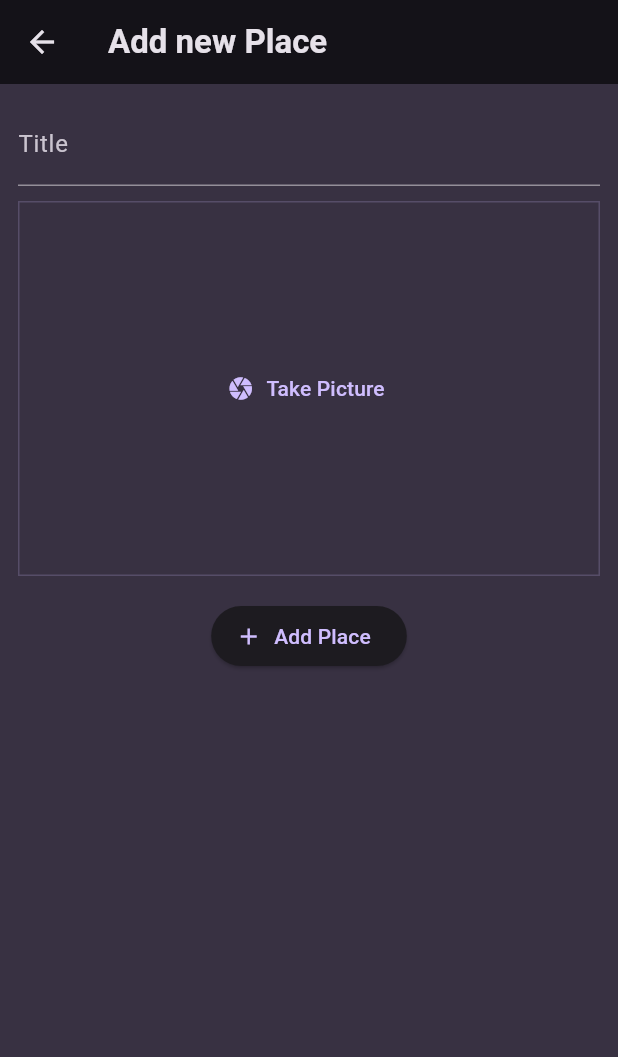
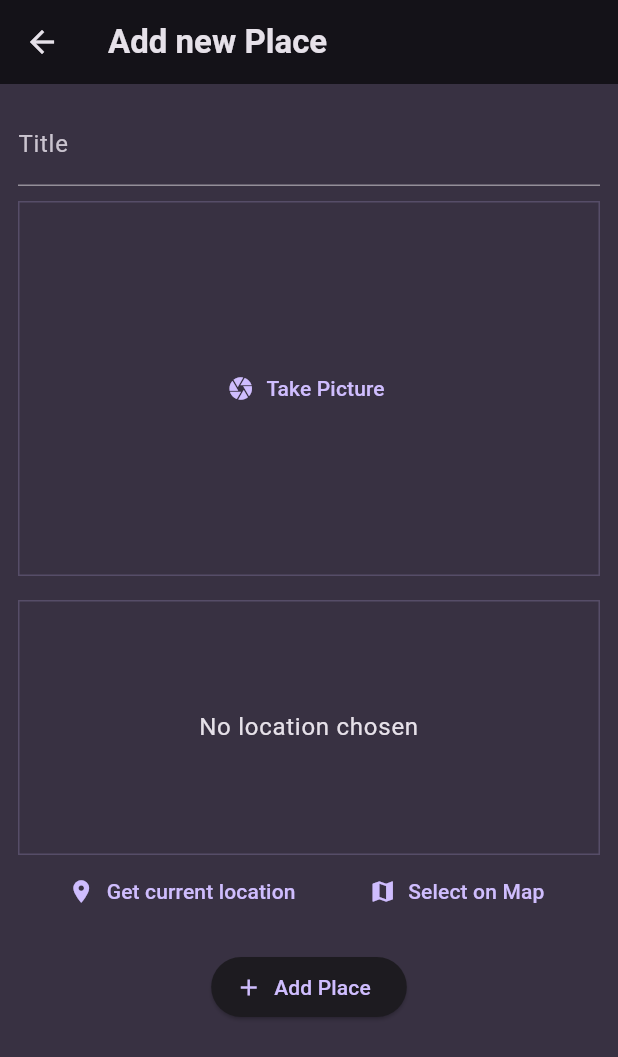
Before and after one commit to timoshevichaleks/favorite_places, a Flutter app: the screen it shows after launch, after a tap on the "add" icon, on a phone screen of 412 x 824 dp. Shown: the top 1057 px of the screen. Run offline on Flutter 3.47's test engine with Material 3 defaults, Android fonts, the phone set to English and light mode, and no system bars; our stand-ins replace flutter_riverpod, google_fonts, image_picker, location; network calls fail.

Commit message:
Added places.

```diff
--- a/lib/creens/add_place.dart
+++ b/lib/creens/add_place.dart
@@ -1,6 +1,8 @@
 import 'dart:io';
 
+import 'package:favorite_places/model/place.dart';
 import 'package:favorite_places/providers/user_places.dart';
+import 'package:favorite_places/widgets/location_input.dart';
 import 'package:flutter/material.dart';
 import 'package:flutter_riverpod/flutter_riverpod.dart';
 
@@ -18,6 +20,7 @@ class AddPlaceScreen extends ConsumerStatefulWidget {
 class _AddPlaceScreenState extends ConsumerState<AddPlaceScreen> {
   final TextEditingController _titleController = TextEditingController();
   late final File _selectedImage;
+  PlaceLocation? _selectedLocation;
 
   @override
   void dispose() {
@@ -28,13 +31,14 @@ class _AddPlaceScreenState extends ConsumerState<AddPlaceScreen> {
   void _savePlace() {
     final String enteredText = _titleController.text;
 
-    if (enteredText.isEmpty) {
+    if (enteredText.isEmpty || _selectedLocation == null) {
       return;
     }
 
     ref.read(userPlacesProvider.notifier).addPlace(
           enteredText,
           _selectedImage,
+          _selectedLocation!,
         );
     Navigator.of(context).pop();
   }
@@ -65,6 +69,10 @@ class _AddPlaceScreenState extends ConsumerState<AddPlaceScreen> {
               onPickImage: _onPickImage,
             ),
             const SizedBox(height: 16),
+            LocationInput(onSelectLocation: (PlaceLocation location) {
+              _selectedLocation = location;
+            }),
+            const SizedBox(height: 16),
             ElevatedButton.icon(
               onPressed: _savePlace,
               icon: const Icon(Icons.add),
--- a/lib/creens/places.dart
+++ b/lib/creens/places.dart
@@ -25,8 +25,11 @@ class PlacesScreen extends ConsumerWidget {
               icon: const Icon(Icons.add)),
         ],
       ),
-      body: PlacesList(
-        places: userPlaces,
+      body: Padding(
+        padding: const EdgeInsets.all(8.0),
+        child: PlacesList(
+          places: userPlaces,
+        ),
       ),
     );
   }
--- a/lib/model/place.dart
+++ b/lib/model/place.dart
@@ -4,10 +4,27 @@ import 'package:uuid/uuid.dart';
 
 const uuid = Uuid();
 
+class PlaceLocation {
+  final double latitude;
+  final double longitude;
+  final String address;
+
+  PlaceLocation({
+    required this.longitude,
+    required this.latitude,
+    required this.address,
+  });
+}
+
 class Place {
   final String id;
   final String title;
   final File image;
+  final PlaceLocation location;
 
-  Place({required this.title, required this.image}) : id = uuid.v4();
+  Place({
+    required this.title,
+    required this.image,
+    required this.location,
+  }) : id = uuid.v4();
 }
--- a/lib/providers/user_places.dart
+++ b/lib/providers/user_places.dart
@@ -6,8 +6,8 @@ import 'package:flutter_riverpod/flutter_riverpod.dart';
 class UserPlacesNotifier extends StateNotifier<List<Place>> {
   UserPlacesNotifier() : super(const []);
 
-  void addPlace(String title, File file) {
-    final newPlace = Place(title: title, image: file);
+  void addPlace(String title, File file, PlaceLocation location) {
+    final newPlace = Place(title: title, image: file, location: location);
     state = [...state, newPlace];
   }
 }
--- /dev/null
+++ b/lib/widgets/location_input.dart
@@ -0,0 +1,135 @@
+import 'dart:convert';
+
+import 'package:favorite_places/model/place.dart';
+import 'package:flutter/material.dart';
+import 'package:http/http.dart' as http;
+import 'package:location/location.dart';
+
+class LocationInput extends StatefulWidget {
+  const LocationInput({super.key, required this.onSelectLocation});
+
+  final Function(PlaceLocation location) onSelectLocation;
+
+  @override
+  State<LocationInput> createState() {
+    return _LocationInputState();
+  }
+}
+
+class _LocationInputState extends State<LocationInput> {
+  PlaceLocation? _pickedLocation;
+
+  bool _isGettingLocation = false;
+
+  String get locationImage {
+    return '';
+  }
+
+  void _getCurrentLocation() async {
+    Location location = Location();
+
+    bool serviceEnabled;
+    PermissionStatus permissionGranted;
+    LocationData locationData;
+
+    serviceEnabled = await location.serviceEnabled();
+    if (!serviceEnabled) {
+      serviceEnabled = await location.requestService();
+      if (!serviceEnabled) {
+        return;
+      }
+    }
+
+    permissionGranted = await location.hasPermission();
+    if (permissionGranted == PermissionStatus.denied) {
+      permissionGranted = await location.requestPermission();
+      if (permissionGranted != PermissionStatus.granted) {
+        return;
+      }
+    }
+
+    setState(() {
+      _isGettingLocation = true;
+    });
+
+    locationData = await location.getLocation();
+    final lat = locationData.latitude;
+    final lng = locationData.longitude;
+
+    if (lat == null || lng == null) {
+      return;
+    }
+
+    final url = Uri.parse(
+        'https://maps.googleapis.com/maps/api/geocode/json?latlng=$lat,$lng&key=cdmskdmcaklsmcaskcmlaskmclka');
+    final response = await http.get(url);
+    final resData = json.decode(response.body);
+    final address = resData['results'][0]['formatted_address'];
+
+    setState(() {
+      _pickedLocation = PlaceLocation(
+        longitude: lat,
+        latitude: lng,
+        address: address,
+      );
+      _isGettingLocation = false;
+    });
+
+    widget.onSelectLocation(_pickedLocation!);
+  }
+
+  @override
+  Widget build(BuildContext context) {
+    Widget previewContent = Text(
+      'No location chosen',
+      textAlign: TextAlign.center,
+      style: Theme.of(context).textTheme.bodyLarge!.copyWith(
+            color: Theme.of(context).colorScheme.onBackground,
+          ),
+    );
+
+    if (_pickedLocation != null) {
+      previewContent = Image.network(
+        locationImage,
+        fit: BoxFit.cover,
+        width: double.infinity,
+        height: double.infinity,
+      );
+    }
+
+    if (_isGettingLocation) {
+      previewContent = const CircularProgressIndicator();
+    }
+
+    return Column(
+      children: [
+        Container(
+          height: 170,
+          width: double.infinity,
+          alignment: Alignment.center,
+          decoration: BoxDecoration(
+            border: Border.all(
+                width: 1,
+                color: Theme.of(context).colorScheme.primary.withOpacity(0.2)),
+          ),
+          child: previewContent,
+        ),
+        Row(
+          mainAxisAlignment: MainAxisAlignment.spaceEvenly,
+          children: [
+            TextButton.icon(
+              icon: const Icon(Icons.location_on),
+              label: const Text('Get current location'),
+              onPressed: _getCurrentLocation,
+            ),
+            TextButton.icon(
+              icon: const Icon(Icons.map),
+              label: const Text('Select on Map'),
+              onPressed: () {},
+            ),
+          ],
+        ),
+      ],
+    );
+  }
+}
--- a/pubspec.yaml
+++ b/pubspec.yaml
@@ -39,6 +39,9 @@ dependencies:
   uuid: ^4.2.1
   flutter_riverpod: ^2.4.8
   image_picker: ^1.0.4
+  location: ^5.0.3
+  http: ^1.1.0
+  google_maps_flutter: ^2.5.0
 
 dev_dependencies:
   flutter_test:
```
Also changed, not shown: lib/creens/place_details.dart (+50 -7 lines), lib/widgets/places_list.dart (+10 -0 lines), pubspec.lock, 6 other files.
